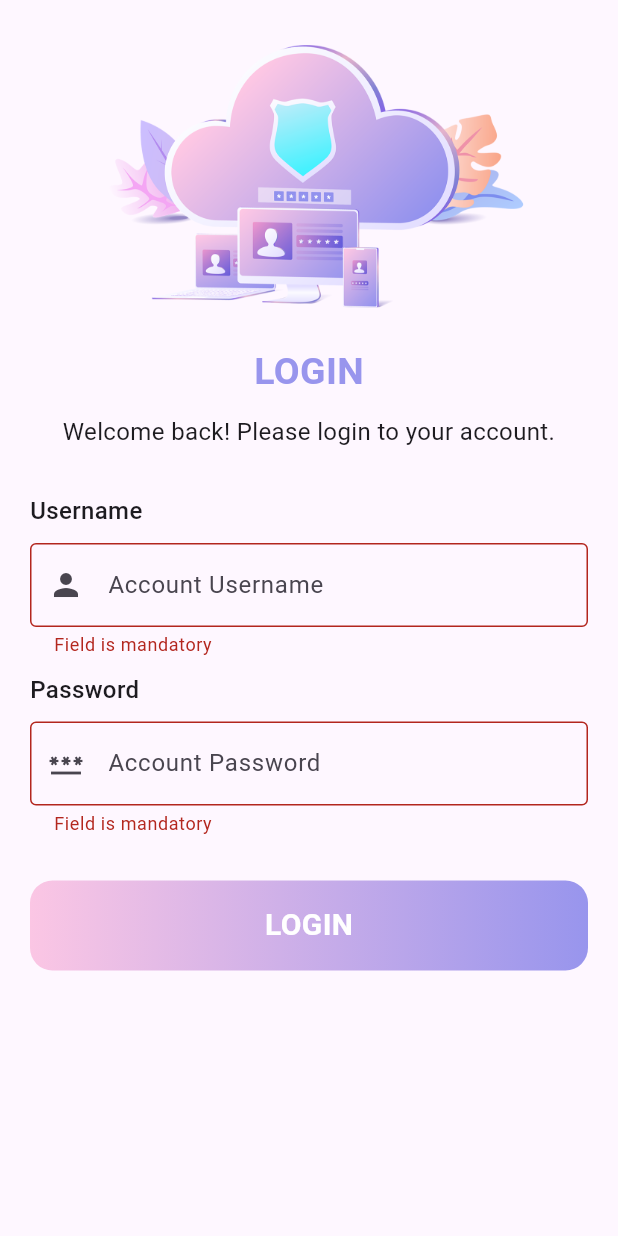
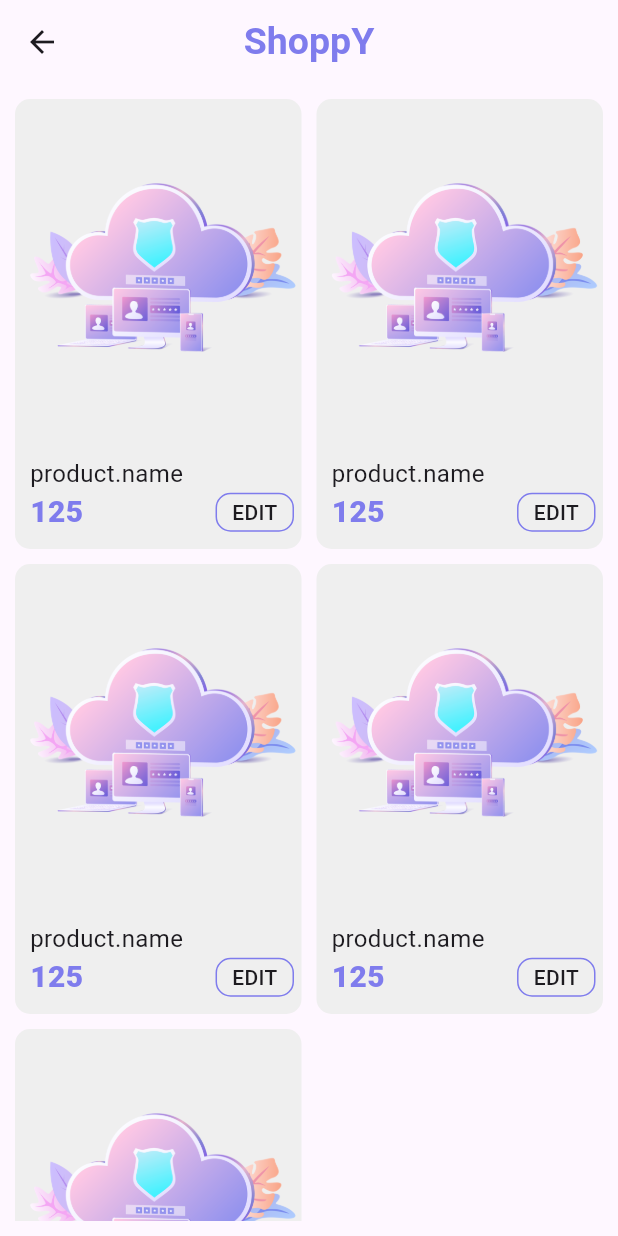
Before and after one commit to AbhinandhanaPU/flutter_machine_test_products, a Flutter app: the screen it shows after launch, after a tap on "LOGIN", on a phone screen of 412 x 824 dp. Run offline on Flutter 3.47's test engine with Material 3 defaults, Android fonts, the phone set to English and light mode, and no system bars.

Commit message:
product list view

```diff
--- a/lib/utils/colors.dart
+++ b/lib/utils/colors.dart
@@ -3,7 +3,7 @@ import 'package:flutter/material.dart';
 class AppColors {
   // Primary Colors
   static const Color lightPrimary = Color(0xfffbc6e4);
-  static const Color darkPrimary = Color(0xff9895ed);
+  static const Color darkPrimary = Color.fromARGB(255, 127, 124, 237);
 
   // Common Colors
   static const Color whiteColor = Colors.white;
@@ -12,5 +12,5 @@ class AppColors {
   static const Color errorColor = Colors.red;
 
   // Additional Colors
-  static const Color lightGrey = Color(0xffB3B3B3);
+  static const Color lightGrey = Color.fromARGB(255, 239, 239, 239);
 }
--- a/lib/view/login_view.dart
+++ b/lib/view/login_view.dart
@@ -1,5 +1,6 @@
 import 'package:flutter/material.dart';
 import 'package:flutter_machine_test_products/utils/colors.dart';
+import 'package:flutter_machine_test_products/view/product_view.dart';
 import 'package:flutter_machine_test_products/widgets/custom_button.dart';
 import 'package:flutter_machine_test_products/widgets/custom_textfield_with_label.dart';
 
@@ -78,7 +79,12 @@ class LoginView extends StatelessWidget {
                   ),
                   GestureDetector(
                     onTap: () {
-                      if (formKey.currentState!.validate()) {}
+                      // if (formKey.currentState!.validate()) {}
+                      Navigator.push(
+                          context,
+                          MaterialPageRoute(
+                            builder: (context) => ProductListView(),
+                          ));
                     },
                     child: CustomcoloredButton(
                       text: 'LOGIN',
--- /dev/null
+++ b/lib/view/product_view.dart
@@ -0,0 +1,112 @@
+import 'package:flutter/material.dart';
+import 'package:flutter_machine_test_products/utils/colors.dart';
+
+class ProductListView extends StatelessWidget {
+  const ProductListView({super.key});
+
+  @override
+  Widget build(BuildContext context) {
+    return Scaffold(
+      appBar: AppBar(
+        centerTitle: true,
+        title: Text(
+          'ShoppY',
+          style: TextStyle(
+            fontSize: 25,
+            fontWeight: FontWeight.bold,
+            color: AppColors.darkPrimary,
+          ),
+        ),
+      ),
+      body: Padding(
+        padding: const EdgeInsets.symmetric(horizontal: 10, vertical: 10),
+        child: GridView.builder(
+          itemCount: 5,
+          gridDelegate: const SliverGridDelegateWithFixedCrossAxisCount(
+            crossAxisCount: 2,
+            mainAxisExtent: 300,
+            crossAxisSpacing: 10,
+            mainAxisSpacing: 10,
+          ),
+          itemBuilder: (context, index) {
+            return GestureDetector(
+              onTap: () {},
+              child: Container(
+                decoration: BoxDecoration(
+                  color: AppColors.lightGrey,
+                  borderRadius: BorderRadius.circular(10),
+                ),
+                child: Column(
+                  crossAxisAlignment: CrossAxisAlignment.start,
+                  children: [
+                    Expanded(
+                      child: Image.asset(
+                        'assets/login.png',
+                        fit: BoxFit.contain,
+                        width: double.infinity,
+                      ),
+                    ),
+                    Padding(
+                      padding: const EdgeInsets.only(
+                        left: 10,
+                        top: 10,
+                        bottom: 10,
+                        right: 5,
+                      ),
+                      child: Column(
+                        crossAxisAlignment: CrossAxisAlignment.start,
+                        children: [
+                          Text(
+                            'product.name',
+                            style: const TextStyle(
+                              fontWeight: FontWeight.w400,
+                              fontSize: 16,
+                            ),
+                          ),
+                          Row(
+                            mainAxisAlignment: MainAxisAlignment.spaceBetween,
+                            children: [
+                              Text(
+                                '125',
+                                style: const TextStyle(
+                                  fontWeight: FontWeight.w800,
+                                  fontSize: 20,
+                                  color: AppColors.darkPrimary,
+                                ),
+                              ),
+                              GestureDetector(
+                                onTap: () {},
+                                child: Container(
+                                  padding: EdgeInsets.symmetric(
+                                    horizontal: 10,
+                                    vertical: 2,
+                                  ),
+                                  decoration: BoxDecoration(
+                                    border: Border.all(
+                                      color: AppColors.darkPrimary,
+                                    ),
+                                    borderRadius: BorderRadius.circular(10),
+                                  ),
+                                  child: Text(
+                                    'EDIT',
+                                    style: TextStyle(
+                                      fontWeight: FontWeight.w500,
+                                    ),
+                                  ),
+                                ),
+                              )
+                            ],
+                          ),
+                        ],
+                      ),
+                    ),
+                  ],
+                ),
+              ),
+            );
+          },
+        ),
+      ),
+    );
+  }
+}
```
